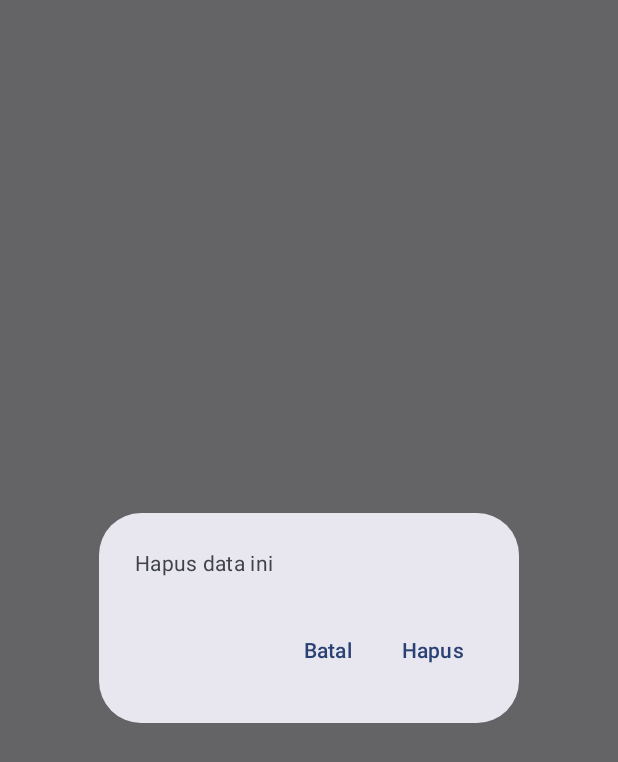
After one commit to cabilaa/cabila_Florin, an Android app built with Jetpack Compose: the composable DialogHapus shown on its own in the app's theme, on a phone screen of 412 x 824 dp. The commit adds this screen. Shown: the top 762 px of the screen. Run offline under Robolectric (Android 15) with nearby library versions, the phone set to English and light mode, and no system bars; 2 statements that could not run were skipped.

Commit message:
Menambahkan fitur hapus data private

```diff
--- a/app/src/main/java/com/cabila0046/assessment3/model/Tumbuhan.kt
+++ b/app/src/main/java/com/cabila0046/assessment3/model/Tumbuhan.kt
@@ -9,6 +9,8 @@ data class ApiResponse(
 
 
 data class Tumbuhan(
+    val id: String,
+    val userId: String?,
     val name: String,
     val species: String,
     val habitat: String,
--- /dev/null
+++ b/app/src/main/java/com/cabila0046/assessment3/ui/screen/DialogHapus.kt
@@ -0,0 +1,45 @@
+package com.cabila0046.assessment3.ui.screen
+
+import android.content.res.Configuration
+import androidx.compose.material3.AlertDialog
+import androidx.compose.material3.Text
+import androidx.compose.material3.TextButton
+import androidx.compose.runtime.Composable
+import androidx.compose.ui.res.stringResource
+import androidx.compose.ui.tooling.preview.Preview
+import com.cabila0046.assessment3.R
+import com.cabila0046.assessment3.ui.theme.Assessment3Theme
+
+
+@Composable
+fun DialogHapus(
+    onDismissRequest: () -> Unit,
+    onConfirm: () -> Unit
+) {
+    AlertDialog(
+            text = { Text(text = stringResource(id = R.string.pesan_hapus)) },
+        confirmButton = {
+            TextButton(onClick = onConfirm) {
+                Text(text = stringResource(id = R.string.hapus))
+            }
+        },
+        dismissButton = {
+            TextButton(onClick = { onDismissRequest() }) {
+                Text(text = stringResource(id = R.string.batal))
+            }
+        },
+        onDismissRequest = { onDismissRequest() },
+        )
+}
+
+@Preview(showSystemUi = true)
+@Preview(uiMode = Configuration.UI_MODE_NIGHT_YES, showSystemUi = true)
+@Composable
+fun DialogHapusPreview() {
+    Assessment3Theme {
+        DialogHapus(
+            onDismissRequest = { },
+            onConfirm = { }
+        )
+    }
+}
--- a/app/src/main/res/values/strings.xml
+++ b/app/src/main/res/values/strings.xml
@@ -14,4 +14,9 @@
     <string name="air">Air</string>
     <string name="batal">Batal</string>
     <string name="simpan">Simpan</string>
+    <string name="hapus">Hapus</string>
+    <string name="pesan_hapus">Hapus data ini</string>
+
+
+
 </resources>
```
Also changed, not shown: app/src/main/java/com/cabila0046/assessment3/network/TumbuhanApiService.kt (+7 -0 lines), app/src/main/java/com/cabila0046/assessment3/ui/screen/MainScreen.kt (+67 -10 lines), app/src/main/java/com/cabila0046/assessment3/ui/screen/MainViewModel.kt (+12 -0 lines).
